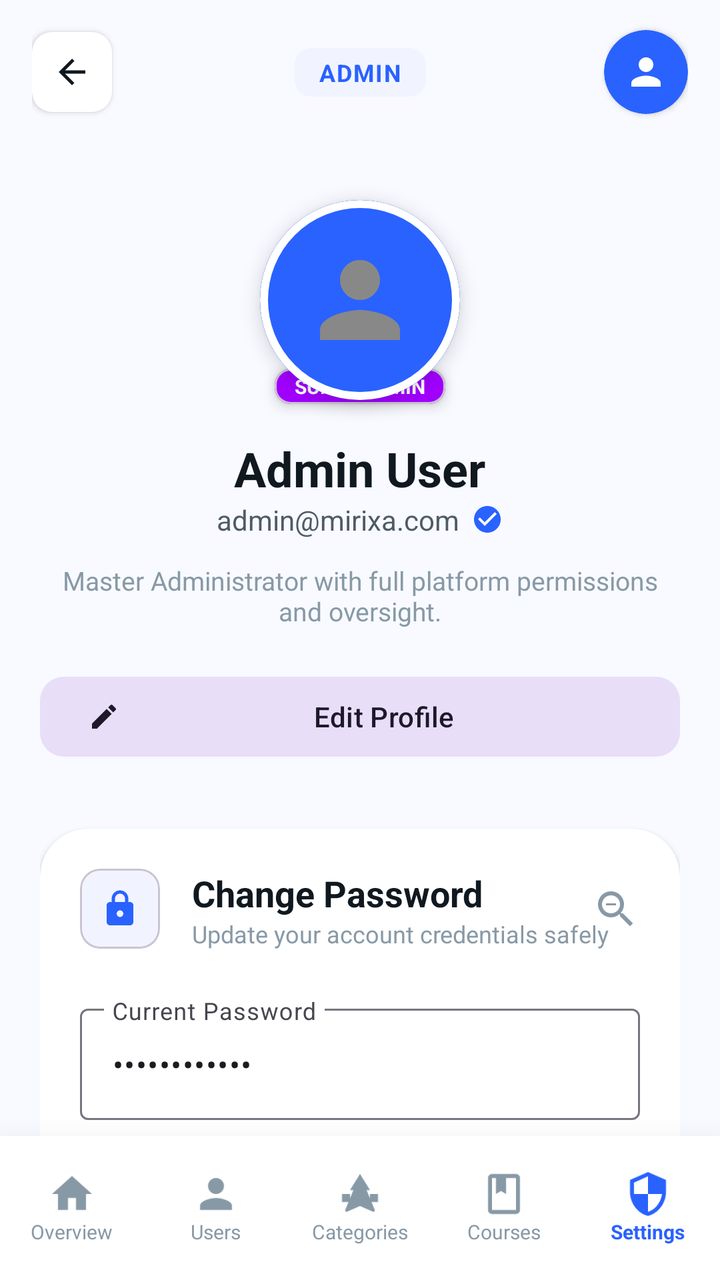
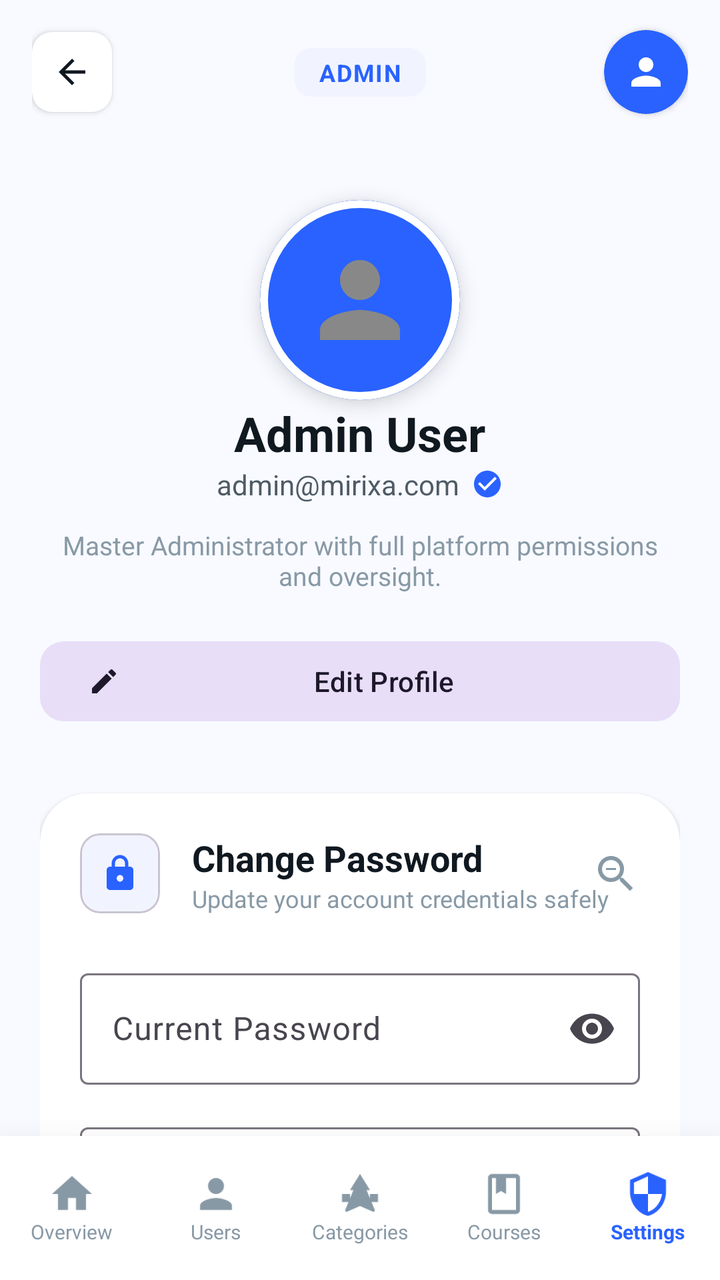

Compare the two renders of this Android layout. The source of the first and the diff that turns it into the second are given below.
<!-- AndroidManifest.xml: application theme Theme.Mirixa -->
<!-- res/layout/activity_admin_settings.xml -->
<?xml version="1.0" encoding="utf-8"?>
<androidx.constraintlayout.widget.ConstraintLayout xmlns:android="http://schemas.android.com/apk/res/android"
    xmlns:app="http://schemas.android.com/apk/res-auto"
    xmlns:tools="http://schemas.android.com/tools"
    android:layout_width="match_parent"
    android:layout_height="match_parent"
    android:background="#F8FAFF">

    
    <androidx.constraintlayout.widget.ConstraintLayout
        android:id="@+id/top_bar"
        android:layout_width="match_parent"
        android:layout_height="72dp"
        android:paddingHorizontal="16dp"
        app:layout_constraintTop_toTopOf="parent">

        <com.google.android.material.card.MaterialCardView
            android:id="@+id/btn_back"
            android:layout_width="40dp"
            android:layout_height="40dp"
            app:cardBackgroundColor="@color/white"
            app:cardCornerRadius="10dp"
            app:cardElevation="2dp"
            app:strokeWidth="0dp"
            app:layout_constraintBottom_toBottomOf="parent"
            app:layout_constraintStart_toStartOf="parent"
            app:layout_constraintTop_toTopOf="parent">
            <ImageView
                android:layout_width="match_parent"
                android:layout_height="match_parent"
                android:padding="10dp"
                android:src="@drawable/ic_back"
                app:tint="@color/text_dark" />
        </com.google.android.material.card.MaterialCardView>

        <com.google.android.material.card.MaterialCardView
            android:layout_width="wrap_content"
            android:layout_height="wrap_content"
            app:cardBackgroundColor="#F1F4FF"
            app:cardCornerRadius="8dp"
            app:cardElevation="0dp"
            app:strokeWidth="0dp"
            app:layout_constraintBottom_toBottomOf="parent"
            app:layout_constraintEnd_toEndOf="parent"
            app:layout_constraintStart_toStartOf="parent"
            app:layout_constraintTop_toTopOf="parent">
            <TextView
                android:layout_width="wrap_content"
                android:layout_height="wrap_content"
                android:paddingHorizontal="12dp"
                android:paddingVertical="4dp"
                android:text="ADMIN"
                android:textColor="@color/primary_blue"
                android:textSize="12sp"
                android:textStyle="bold"
                android:letterSpacing="0.05" />
        </com.google.android.material.card.MaterialCardView>

        <com.google.android.material.card.MaterialCardView
            android:layout_width="42dp"
            android:layout_height="42dp"
            app:cardBackgroundColor="@color/primary_blue"
            app:cardCornerRadius="21dp"
            app:cardElevation="2dp"
            app:strokeWidth="0dp"
            app:layout_constraintBottom_toBottomOf="parent"
            app:layout_constraintEnd_toEndOf="parent"
            app:layout_constraintTop_toTopOf="parent">
            <ImageView
                android:layout_width="match_parent"
                android:layout_height="match_parent"
                android:padding="10dp"
                android:src="@drawable/ic_person"
                app:tint="@color/white" />
        </com.google.android.material.card.MaterialCardView>
    </androidx.constraintlayout.widget.ConstraintLayout>

    <androidx.core.widget.NestedScrollView
        android:layout_width="match_parent"
        android:layout_height="0dp"
        android:fillViewport="true"
        app:layout_constraintBottom_toTopOf="@id/bottom_nav_admin"
        app:layout_constraintTop_toBottomOf="@id/top_bar">

        <LinearLayout
            android:layout_width="match_parent"
            android:layout_height="wrap_content"
            android:orientation="vertical"
            android:padding="20dp"
            android:gravity="center_horizontal">

            
            <com.google.android.material.card.MaterialCardView
                android:id="@+id/cv_profile_pic"
                android:layout_width="100dp"
                android:layout_height="100dp"
                android:layout_marginTop="8dp"
                app:cardCornerRadius="50dp"
                app:cardElevation="6dp"
                app:strokeWidth="4dp"
                app:strokeColor="@color/white">
                <ImageView
                    android:id="@+id/iv_admin_pic"
                    android:layout_width="match_parent"
                    android:layout_height="match_parent"
                    android:scaleType="centerCrop"
                    android:src="@drawable/ic_person"
                    android:background="@color/primary_blue"
                    android:padding="20dp" />
            </com.google.android.material.card.MaterialCardView>

            <com.google.android.material.card.MaterialCardView
                android:layout_width="wrap_content"
                android:layout_height="wrap_content"
                android:layout_marginTop="-16dp"
                app:cardBackgroundColor="#A100FF"
                app:cardCornerRadius="8dp"
                app:cardElevation="4dp">
                <TextView
                    android:layout_width="wrap_content"
                    android:layout_height="wrap_content"
                    android:paddingHorizontal="10dp"
                    android:paddingVertical="2dp"
                    android:text="SUPER ADMIN"
                    android:textColor="@color/white"
                    android:textSize="10sp"
                    android:textStyle="bold" />
            </com.google.android.material.card.MaterialCardView>

            <TextView
                android:id="@+id/tv_admin_name"
                android:layout_width="wrap_content"
                android:layout_height="wrap_content"
                android:layout_marginTop="16dp"
                android:text="Admin User"
                android:textColor="@color/text_dark"
                android:textSize="24sp"
                android:textStyle="bold" />

            <LinearLayout
                android:layout_width="wrap_content"
                android:layout_height="wrap_content"
                android:gravity="center_vertical"
                android:orientation="horizontal">
                <TextView
                    android:id="@+id/tv_admin_email"
                    android:layout_width="wrap_content"
                    android:layout_height="wrap_content"
                    android:text="admin@mirixa.com"
                    android:textColor="@color/text_medium"
                    android:textSize="14sp" />
                <ImageView
                    android:layout_width="16dp"
                    android:layout_height="16dp"
                    android:layout_marginStart="6dp"
                    android:src="@drawable/ic_check_circle"
                    app:tint="@color/primary_blue" />
            </LinearLayout>

            <TextView
                android:layout_width="match_parent"
                android:layout_height="wrap_content"
                android:layout_marginTop="12dp"
                android:gravity="center"
                android:text="Master Administrator with full platform permissions and oversight."
                android:textColor="@color/text_light"
                android:textSize="13sp" />

            <com.google.android.material.button.MaterialButton
                android:id="@+id/btn_edit_profile"
                style="@style/Widget.Material3.Button.TonalButton"
                android:layout_width="match_parent"
                android:layout_height="wrap_content"
                android:layout_marginTop="20dp"
                android:text="Edit Profile"
                app:cornerRadius="12dp"
                app:icon="@drawable/ic_edit"
                app:iconSize="16dp" />

            
            <com.google.android.material.card.MaterialCardView
                android:layout_width="match_parent"
                android:layout_height="wrap_content"
                android:layout_marginTop="32dp"
                app:cardBackgroundColor="@color/white"
                app:cardCornerRadius="24dp"
                app:cardElevation="2dp"
                app:strokeWidth="0dp">
                <LinearLayout
                    android:layout_width="match_parent"
                    android:layout_height="wrap_content"
                    android:orientation="vertical"
                    android:padding="20dp">

                    <RelativeLayout
                        android:layout_width="match_parent"
                        android:layout_height="wrap_content">
                        <com.google.android.material.card.MaterialCardView
                            android:id="@+id/icon_pw"
                            android:layout_width="40dp"
                            android:layout_height="40dp"
                            app:cardBackgroundColor="#F1F4FF"
                            app:cardCornerRadius="10dp"
                            app:cardElevation="0dp">
                            <ImageView
                                android:layout_width="match_parent"
                                android:layout_height="match_parent"
                                android:padding="10dp"
                                android:src="@drawable/ic_lock"
                                app:tint="@color/primary_blue" />
                        </com.google.android.material.card.MaterialCardView>
                        <LinearLayout
                            android:layout_width="wrap_content"
                            android:layout_height="wrap_content"
                            android:layout_marginStart="16dp"
                            android:layout_toEndOf="@id/icon_pw"
                            android:orientation="vertical">
                            <TextView
                                android:layout_width="wrap_content"
                                android:layout_height="wrap_content"
                                android:text="Change Password"
                                android:textColor="@color/text_dark"
                                android:textSize="18sp"
                                android:textStyle="bold" />
                            <TextView
                                android:layout_width="wrap_content"
                                android:layout_height="wrap_content"
                                android:text="Update your account credentials safely"
                                android:textColor="@color/text_light"
                                android:textSize="12sp" />
                        </LinearLayout>
                        <ImageView
                            android:layout_width="24dp"
                            android:layout_height="24dp"
                            android:layout_alignParentEnd="true"
                            android:layout_centerVertical="true"
                            android:src="@drawable/ic_zoom_out"
                            app:tint="@color/text_light" />
                    </RelativeLayout>

                    <com.google.android.material.textfield.TextInputLayout
                        style="@style/Widget.Material3.TextInputLayout.OutlinedBox"
                        android:layout_width="match_parent"
                        android:layout_height="wrap_content"
                        android:layout_marginTop="24dp"
                        android:hint="Current Password">
                        <com.google.android.material.textfield.TextInputEditText
                            android:layout_width="match_parent"
                            android:layout_height="wrap_content"
                            android:inputType="textPassword"
                            android:text="••••••••••••" />
                    </com.google.android.material.textfield.TextInputLayout>

                    <com.google.android.material.textfield.TextInputLayout
                        style="@style/Widget.Material3.TextInputLayout.OutlinedBox"
                        android:layout_width="match_parent"
                        android:layout_height="wrap_content"
                        android:layout_marginTop="16dp"
                        android:hint="New Password">
                        <com.google.android.material.textfield.TextInputEditText
                            android:layout_width="match_parent"
                            android:layout_height="wrap_content"
                            android:inputType="textPassword"
                            android:text="••••••••••••" />
                    </com.google.android.material.textfield.TextInputLayout>

                    <com.google.android.material.button.MaterialButton
                        android:layout_width="match_parent"
                        android:layout_height="56dp"
                        android:layout_marginTop="24dp"
                        android:text="Update Password"
                        android:textStyle="bold"
                        app:cornerRadius="16dp"
                        app:icon="@drawable/ic_check_circle" />
                </LinearLayout>
            </com.google.android.material.card.MaterialCardView>

            
            <com.google.android.material.card.MaterialCardView
                android:id="@+id/btn_switch_learner"
                android:layout_width="match_parent"
                android:layout_height="wrap_content"
                android:layout_marginTop="24dp"
                app:cardBackgroundColor="#6200EE"
                app:cardCornerRadius="16dp"
                app:cardElevation="4dp"
                app:strokeWidth="0dp">
                <RelativeLayout
                    android:layout_width="match_parent"
                    android:layout_height="wrap_content"
                    android:padding="16dp">
                    <com.google.android.material.card.MaterialCardView
                        android:id="@+id/icon_learner"
                        android:layout_width="44dp"
                        android:layout_height="44dp"
                        app:cardBackgroundColor="#4DFFFFFF"
                        app:cardCornerRadius="10dp"
                        app:cardElevation="0dp">
                        <ImageView
                            android:layout_width="match_parent"
                            android:layout_height="match_parent"
                            android:padding="10dp"
                            android:src="@drawable/ic_school"
                            app:tint="@color/white" />
                    </com.google.android.material.card.MaterialCardView>
                    <LinearLayout
                        android:layout_width="wrap_content"
                        android:layout_height="wrap_content"
                        android:layout_marginStart="16dp"
                        android:layout_toEndOf="@id/icon_learner"
                        android:orientation="vertical">
                        <TextView
                            android:layout_width="wrap_content"
                            android:layout_height="wrap_content"
                            android:text="Switch to Learner App View"
                            android:textColor="@color/white"
                            android:textSize="15sp"
                            android:textStyle="bold" />
                        <TextView
                            android:layout_width="wrap_content"
                            android:layout_height="wrap_content"
                            android:text="Experience platform as an active student"
                            android:textColor="#B3FFFFFF"
                            android:textSize="12sp" />
                    </LinearLayout>
                    <ImageView
                        android:layout_width="24dp"
                        android:layout_height="24dp"
                        android:layout_alignParentEnd="true"
                        android:layout_centerVertical="true"
                        android:src="@drawable/ic_chevron_right"
                        app:tint="@color/white" />
                </RelativeLayout>
            </com.google.android.material.card.MaterialCardView>

            <com.google.android.material.button.MaterialButton
                android:id="@+id/btn_logout"
                style="@style/Widget.Material3.Button.TextButton"
                android:layout_width="match_parent"
                android:layout_height="56dp"
                android:layout_marginTop="16dp"
                android:layout_marginBottom="24dp"
                android:text="Log Out"
                android:textColor="#D32F2F"
                app:icon="@drawable/ic_logout"
                app:iconTint="#D32F2F" />

        </LinearLayout>
    </androidx.core.widget.NestedScrollView>

    <com.google.android.material.card.MaterialCardView
        android:id="@+id/bottom_nav_admin"
        android:layout_width="match_parent"
        android:layout_height="72dp"
        app:cardElevation="24dp"
        app:cardCornerRadius="0dp"
        app:strokeWidth="0dp"
        app:layout_constraintBottom_toBottomOf="parent">
        <LinearLayout
            android:layout_width="match_parent"
            android:layout_height="match_parent"
            android:orientation="horizontal"
            android:background="@color/white">
            <LinearLayout
                android:id="@+id/nav_admin_overview"
                android:layout_width="0dp"
                android:layout_height="match_parent"
                android:layout_weight="1"
                android:gravity="center"
                android:orientation="vertical">
                <ImageView
                    android:layout_width="24dp"
                    android:layout_height="24dp"
                    android:src="@drawable/ic_home"
                    app:tint="@color/text_light" />
                <TextView
                    android:layout_width="wrap_content"
                    android:layout_height="wrap_content"
                    android:text="Overview"
                    android:textColor="@color/text_light"
                    android:textSize="10sp" />
            </LinearLayout>
            <LinearLayout
                android:id="@+id/nav_admin_users"
                android:layout_width="0dp"
                android:layout_height="match_parent"
                android:layout_weight="1"
                android:gravity="center"
                android:orientation="vertical">
                <ImageView
                    android:layout_width="24dp"
                    android:layout_height="24dp"
                    android:src="@drawable/ic_person"
                    app:tint="@color/text_light" />
                <TextView
                    android:layout_width="wrap_content"
                    android:layout_height="wrap_content"
                    android:text="Users"
                    android:textColor="@color/text_light"
                    android:textSize="10sp" />
            </LinearLayout>
            <LinearLayout
                android:id="@+id/nav_admin_categories"
                android:layout_width="0dp"
                android:layout_height="match_parent"
                android:layout_weight="1"
                android:gravity="center"
                android:orientation="vertical">
                <ImageView
                    android:layout_width="24dp"
                    android:layout_height="24dp"
                    android:src="@drawable/ic_categories"
                    app:tint="@color/text_light" />
                <TextView
                    android:layout_width="wrap_content"
                    android:layout_height="wrap_content"
                    android:text="Categories"
                    android:textColor="@color/text_light"
                    android:textSize="10sp" />
            </LinearLayout>
            <LinearLayout
                android:id="@+id/nav_admin_courses"
                android:layout_width="0dp"
                android:layout_height="match_parent"
                android:layout_weight="1"
                android:gravity="center"
                android:orientation="vertical">
                <ImageView
                    android:layout_width="24dp"
                    android:layout_height="24dp"
                    android:src="@drawable/ic_book"
                    app:tint="@color/text_light" />
                <TextView
                    android:layout_width="wrap_content"
                    android:layout_height="wrap_content"
                    android:text="Courses"
                    android:textColor="@color/text_light"
                    android:textSize="10sp" />
            </LinearLayout>
            <LinearLayout
                android:id="@+id/nav_admin_settings"
                android:layout_width="0dp"
                android:layout_height="match_parent"
                android:layout_weight="1"
                android:gravity="center"
                android:orientation="vertical">
                <ImageView
                    android:layout_width="24dp"
                    android:layout_height="24dp"
                    android:src="@drawable/ic_security"
                    app:tint="@color/primary_blue" />
                <TextView
                    android:layout_width="wrap_content"
                    android:layout_height="wrap_content"
                    android:text="Settings"
                    android:textColor="@color/primary_blue"
                    android:textSize="10sp"
                    android:textStyle="bold" />
            </LinearLayout>
        </LinearLayout>
    </com.google.android.material.card.MaterialCardView>

</androidx.constraintlayout.widget.ConstraintLayout>
<!-- resources referenced by this layout -->
<resources>
  <color name="primary_blue">#2962FF</color>
  <color name="text_dark">#101820</color>
  <color name="text_light">#8899A6</color>
  <color name="text_medium">#4F5B66</color>
  <color name="white">#FFFFFFFF</color>
  <!-- drawable ic_back (drawable) -->
  <vector xmlns:android="http://schemas.android.com/apk/res/android"
      android:width="24dp"
      android:height="24dp"
      android:viewportWidth="24"
      android:viewportHeight="24">
    <path
        android:fillColor="#1A1A2E"
        android:pathData="M20,11H7.83l5.59,-5.59L12,4l-8,8 8,8 1.41,-1.41L7.83,13H20v-2z"/>
  </vector>
  <!-- drawable ic_book (drawable) -->
  <vector xmlns:android="http://schemas.android.com/apk/res/android"
      android:width="24dp"
      android:height="24dp"
      android:viewportWidth="24"
      android:viewportHeight="24">
    <path
        android:fillColor="#888888"
        android:pathData="M18,2H6C4.9,2 4,2.9 4,4v16c0,1.1 0.9,2 2,2h12c1.1,0 2,-0.9 2,-2V4C20,2.9 19.1,2 18,2zM18,20H6V4h2v8l2.5,-1.5L13,12V4h5V20z"/>
  </vector>
  <!-- drawable ic_check_circle (drawable) -->
  <vector xmlns:android="http://schemas.android.com/apk/res/android"
      android:width="24dp"
      android:height="24dp"
      android:viewportWidth="24"
      android:viewportHeight="24">
      <path
          android:fillColor="#FFFFFF"
          android:pathData="M12,2C6.48,2 2,6.48 2,12s4.48,10 10,10 10,-4.48 10,-10S17.52,2 12,2zm-2,15l-5,-5 1.41,-1.41L10,14.17l7.59,-7.59L19,8l-9,9z" />
  </vector>
  <!-- drawable ic_chevron_right (drawable) -->
  <vector xmlns:android="http://schemas.android.com/apk/res/android"
      android:width="24dp"
      android:height="24dp"
      android:viewportWidth="24"
      android:viewportHeight="24">
    <path
        android:fillColor="#888888"
        android:pathData="M10,6L8.59,7.41L13.17,12l-4.58,4.59L10,18l6,-6z"/>
  </vector>
  <!-- drawable ic_home (drawable) -->
  <vector xmlns:android="http://schemas.android.com/apk/res/android"
      android:width="24dp"
      android:height="24dp"
      android:viewportWidth="24"
      android:viewportHeight="24">
    <path
        android:fillColor="#0033FF"
        android:pathData="M10,20v-6h4v6h5v-8h3L12,3 2,12h3v8z"/>
  </vector>
  <!-- drawable ic_logout (drawable) -->
  <vector xmlns:android="http://schemas.android.com/apk/res/android"
      android:width="24dp"
      android:height="24dp"
      android:viewportWidth="24"
      android:viewportHeight="24">
    <path
        android:fillColor="#D32F2F"
        android:pathData="M17,7l-1.41,1.41L18.17,11H8v2h10.17l-2.58,2.58L17,17l5,-5L17,7zM4,5h8V3H4C2.9,3 2,3.9 2,5v14c0,1.1 0.9,2 2,2h8v-2H4V5z"/>
  </vector>
  <!-- drawable ic_person (drawable) -->
  <vector xmlns:android="http://schemas.android.com/apk/res/android"
      android:width="24dp"
      android:height="24dp"
      android:viewportWidth="24"
      android:viewportHeight="24">
    <path
        android:fillColor="#888888"
        android:pathData="M12,12c2.21,0 4,-1.79 4,-4s-1.79,-4 -4,-4 -4,1.79 -4,4 1.79,4 4,4zM12,14c-2.67,0 -8,1.34 -8,4v2h16v-2c0,-2.66 -5.33,-4 -8,-4z"/>
  </vector>
  <!-- drawable ic_security (drawable) -->
  <vector xmlns:android="http://schemas.android.com/apk/res/android"
      android:width="24dp"
      android:height="24dp"
      android:viewportWidth="24"
      android:viewportHeight="24">
    <path
        android:fillColor="#1A1A2E"
        android:pathData="M12,1L3,5v6c0,5.55 3.84,10.74 9,12 5.16,-1.26 9,-6.45 9,-12V5l-9,-4zm0,10.99h7c-0.53,4.12 -3.28,7.79 -7,8.94V12H5V6.3l7,-3.11v8.8z"/>
  </vector>
  <style name="Theme.Mirixa" parent="Base.Theme.Mirixa" />
  <style name="Base.Theme.Mirixa" parent="Theme.Material3.DayNight.NoActionBar">
          
          
      </style>
  <!-- unchanged entries left out for length: 5 -->
</resources>

<!-- the commit's change to res/layout/activity_admin_settings.xml (unified diff, before → after) -->
@@ -116,15 +116,6 @@
                 app:cardBackgroundColor="#A100FF"
                 app:cardCornerRadius="8dp"
                 app:cardElevation="4dp">
-                <TextView
-                    android:layout_width="wrap_content"
-                    android:layout_height="wrap_content"
-                    android:paddingHorizontal="10dp"
-                    android:paddingVertical="2dp"
-                    android:text="SUPER ADMIN"
-                    android:textColor="@color/white"
-                    android:textSize="10sp"
-                    android:textStyle="bold" />
             </com.google.android.material.card.MaterialCardView>
 
             <TextView
@@ -243,12 +234,13 @@
                         android:layout_width="match_parent"
                         android:layout_height="wrap_content"
                         android:layout_marginTop="24dp"
-                        android:hint="Current Password">
+                        android:hint="Current Password"
+                        app:endIconMode="password_toggle">
                         <com.google.android.material.textfield.TextInputEditText
+                            android:id="@+id/et_current_password"
                             android:layout_width="match_parent"
                             android:layout_height="wrap_content"
-                            android:inputType="textPassword"
-                            android:text="••••••••••••" />
+                            android:inputType="textPassword" />
                     </com.google.android.material.textfield.TextInputLayout>
 
                     <com.google.android.material.textfield.TextInputLayout
@@ -256,15 +248,17 @@
                         android:layout_width="match_parent"
                         android:layout_height="wrap_content"
                         android:layout_marginTop="16dp"
-                        android:hint="New Password">
+                        android:hint="New Password"
+                        app:endIconMode="password_toggle">
                         <com.google.android.material.textfield.TextInputEditText
+                            android:id="@+id/et_new_password"
                             android:layout_width="match_parent"
                             android:layout_height="wrap_content"
-                            android:inputType="textPassword"
-                            android:text="••••••••••••" />
+                            android:inputType="textPassword" />
                     </com.google.android.material.textfield.TextInputLayout>
 
                     <com.google.android.material.button.MaterialButton
+                        android:id="@+id/btn_update_password"
                         android:layout_width="match_parent"
                         android:layout_height="56dp"
                         android:layout_marginTop="24dp"
